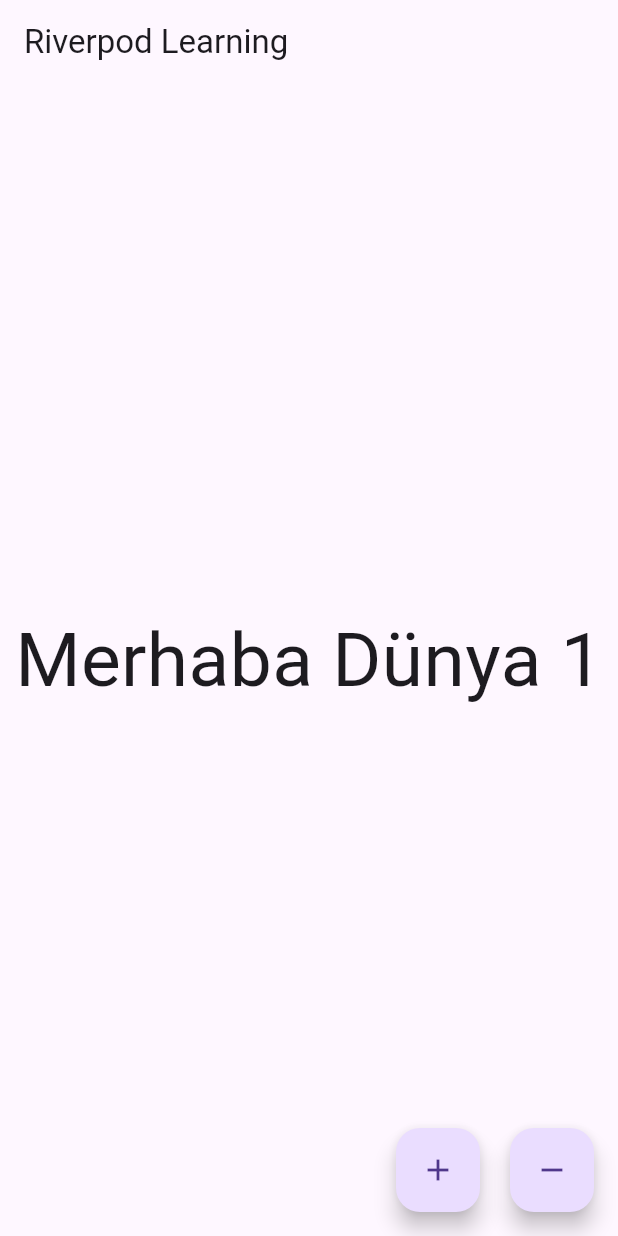
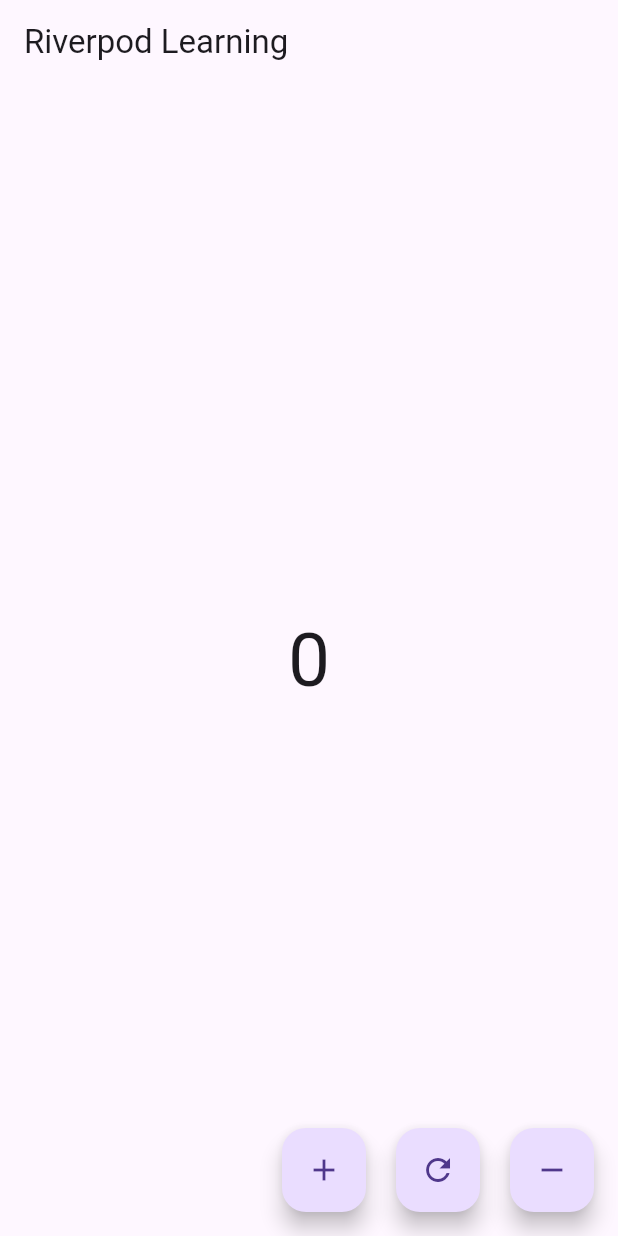
Before and after one commit to meminglr/riverpod_learning, a Flutter app: the screen it shows after launch, on a phone screen of 412 x 824 dp. Run offline on Flutter 3.47's test engine with Material 3 defaults, Android fonts, the phone set to English and light mode, and no system bars; our stand-ins replace flutter_riverpod.

Commit message:
feat: Implement StateNotifier and StateNotifierProvider for counter functionality, create a dedicated screen, and update StateProvider usage.

```diff
--- a/lib/main.dart
+++ b/lib/main.dart
@@ -1,6 +1,6 @@
 import 'package:flutter/material.dart';
 import 'package:flutter_riverpod/flutter_riverpod.dart';
-import 'package:riverpod_learning/screens/simple_provider_page.dart';
+import 'package:riverpod_learning/screens/state_notifier_page.dart';
 
 void main() {
   runApp(ProviderScope(child: const MainApp()));
@@ -13,7 +13,7 @@ class MainApp extends StatelessWidget {
   Widget build(BuildContext context) {
     return const MaterialApp(
       debugShowCheckedModeBanner: false,
-      home: SimpleProviderPage(),
+      home: StateNotfierPage(),
     );
   }
 }
--- /dev/null
+++ b/lib/providers/state_notifier_provider.dart
@@ -0,0 +1,14 @@
+import 'package:flutter_riverpod/legacy.dart';
+
+class CounterStateNotifier extends StateNotifier<int> {
+  CounterStateNotifier() : super(0);
+
+  void increment() => state++;
+  void decrement() => state--;
+  void reset() => state = 0;
+}
+
+final counterStateNotifierProvider =
+    StateNotifierProvider<CounterStateNotifier, int>(
+      (ref) => CounterStateNotifier(),
+    );
--- a/lib/providers/state_provider.dart
+++ b/lib/providers/state_provider.dart
@@ -1,3 +1,3 @@
-import 'package:flutter_riverpod/flutter_riverpod.dart';
+import 'package:flutter_riverpod/legacy.dart';
 
-final counterStateProvider = StateProvider<int>((ref)=> 0);
+final counterStateProvider = StateProvider<int>((ref) => 0);
--- /dev/null
+++ b/lib/screens/state_notifier_page.dart
@@ -0,0 +1,45 @@
+import 'package:flutter/material.dart';
+import 'package:flutter_riverpod/flutter_riverpod.dart';
+import 'package:riverpod_learning/providers/state_notifier_provider.dart';
+
+class StateNotfierPage extends ConsumerWidget {
+  const StateNotfierPage({super.key});
+
+  @override
+  Widget build(BuildContext context, WidgetRef ref) {
+    final counterStateNotifier = ref.watch(counterStateNotifierProvider);
+    return Scaffold(
+      appBar: AppBar(title: Text('Riverpod Learning')),
+      floatingActionButton: Row(
+        spacing: 20,
+        mainAxisAlignment: MainAxisAlignment.end,
+        children: [
+          FloatingActionButton(
+            onPressed: () {
+              ref.read(counterStateNotifierProvider.notifier).increment();
+            },
+            child: Icon(Icons.add),
+          ),
+          FloatingActionButton(
+            onPressed: () {
+              ref.read(counterStateNotifierProvider.notifier).reset();
+            },
+            child: Icon(Icons.refresh),
+          ),
+          FloatingActionButton(
+            onPressed: () {
+              ref.read(counterStateNotifierProvider.notifier).decrement();
+            },
+            child: Icon(Icons.remove),
+          ),
+        ],
+      ),
+      body: Center(
+        child: Text(
+          counterStateNotifier.toString(),
+          style: TextStyle(fontSize: 50),
+        ),
+      ),
+    );
+  }
+}
```
Also changed, not shown: lib/screens/counter_page.dart (+15 -4 lines).
